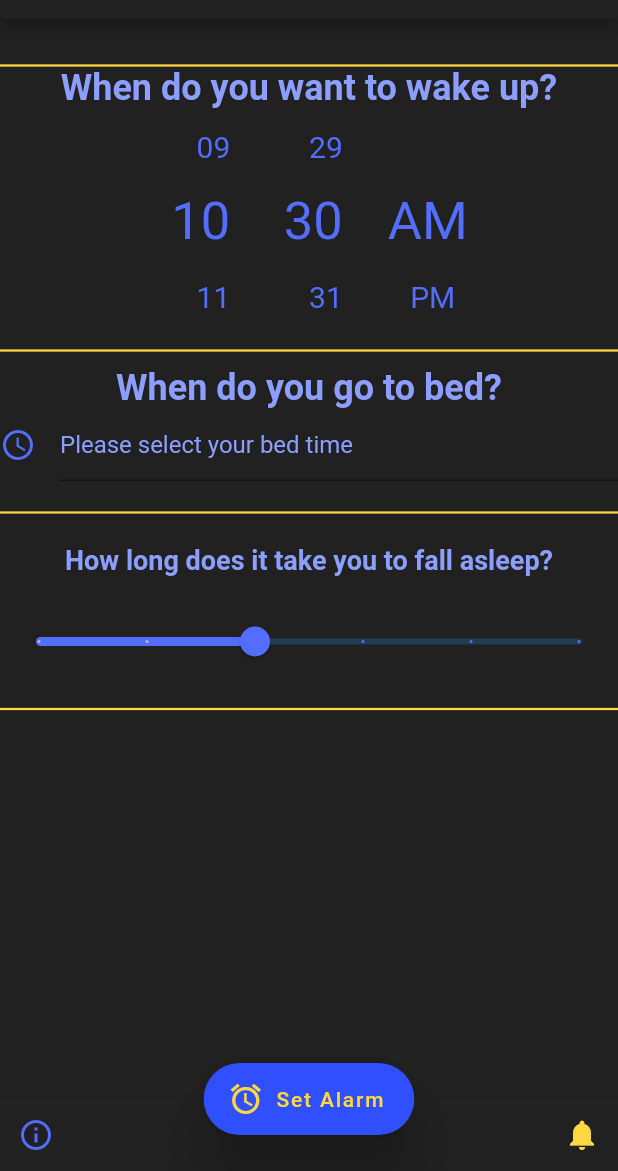
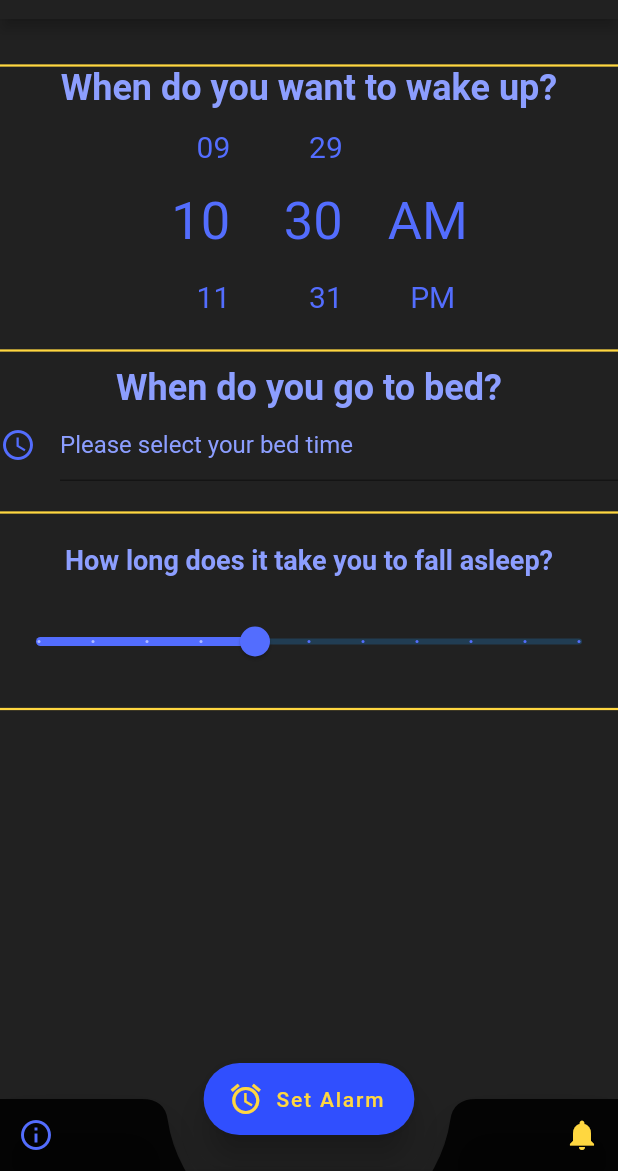
Before and after one commit to Enes50453/sleep_calculator, a Flutter app: the SceenInfo screen opened by its route, after a tap on the "arrow circle left" icon, on a phone screen of 412 x 824 dp, the part 65-1236 px from its top. Run offline on Flutter 3.47's test engine with Material 2 defaults, Android fonts, the phone set to English and light mode, and no system bars; drawn by our look-alikes of flutter_time_picker_spinner; missing offline and left inert: flutter_alarm_clock.

Commit message:
24.01.23

```diff
--- a/lib/screens/sleep_calculator.dart
+++ b/lib/screens/sleep_calculator.dart
@@ -160,8 +160,8 @@ class _ScreenAlarm extends State {
                 activeColor: Colors.indigoAccent,
                 value: _currentSliderValue,
                 max: 50,
-                divisions: 5,
-                label: _currentSliderValue.round().toString(),
+                divisions: 10,
+                label: _currentSliderValue.round().toString() + "Min",
                 onChanged: (double value) {
                   setState(() {
                     calculate();
@@ -218,7 +218,9 @@ class _ScreenAlarm extends State {
         ),
       ),
       bottomNavigationBar: BottomAppBar(
-        color: Colors.grey[900],
+        shape: CircularNotchedRectangle(),
+        notchMargin: 25,
+        color: Colors.black87,
         child: new Row(
           mainAxisSize: MainAxisSize.max,
           mainAxisAlignment: MainAxisAlignment.spaceBetween,
@@ -244,8 +246,8 @@ class _ScreenAlarm extends State {
       ),
       floatingActionButtonLocation: FloatingActionButtonLocation.centerDocked,
       floatingActionButton: FloatingActionButton.extended(
-        highlightElevation: 50,
-        elevation: 15,
+        highlightElevation: 40,
+        elevation: 10,
         splashColor: Colors.amberAccent[200],
         hoverColor: Colors.amberAccent[200],
         backgroundColor: Colors.indigoAccent[700],
```
Also changed, not shown: 5 other files.
